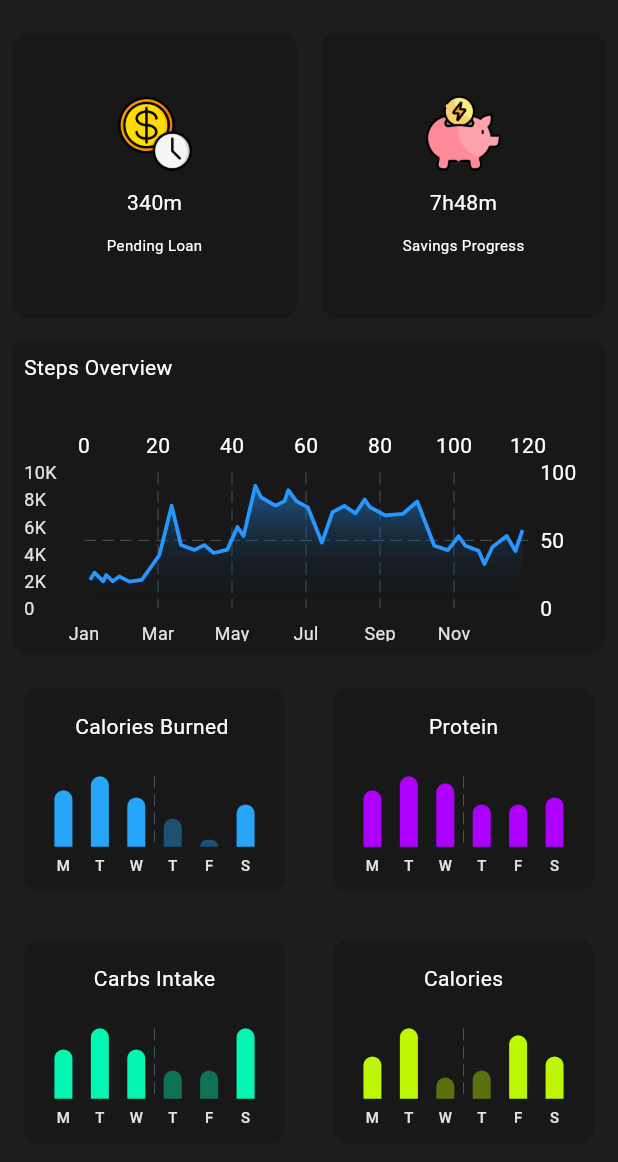
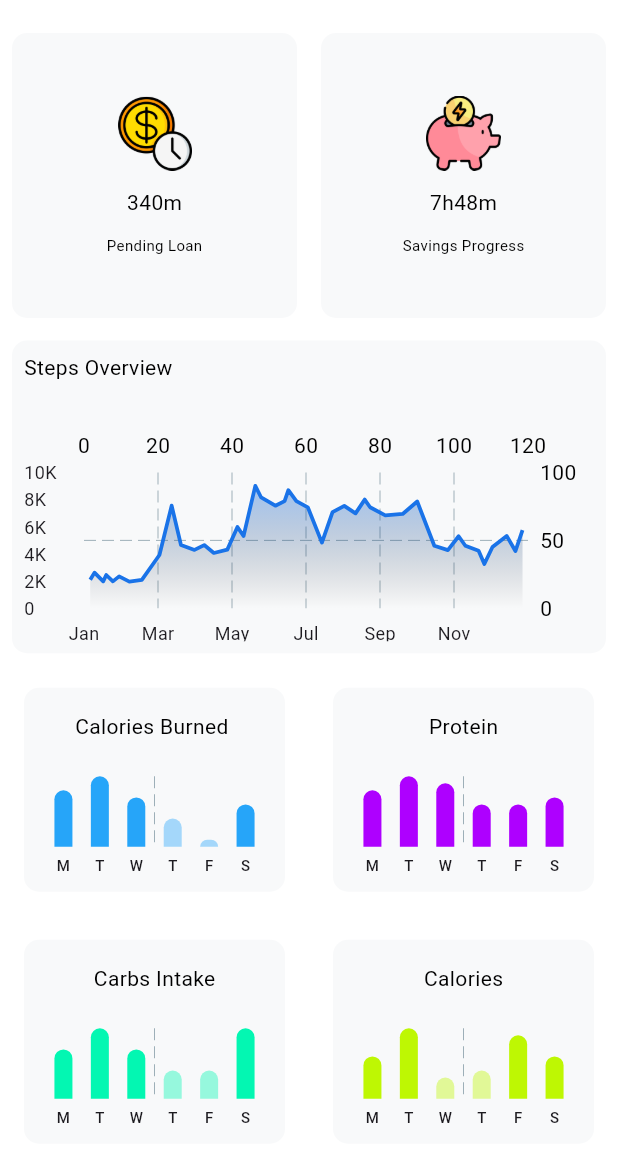
Before and after one commit to Nadun-Charuka/MyFinovate, a Flutter app: the screen it shows after launch, scrolled down 294 dp, on a phone screen of 412 x 824 dp. Shown: the top 1162 px of the screen. Run offline on Flutter 3.47's test engine with Material 3 defaults, Android fonts, the phone set to English and light mode, and no system bars; drawn by our look-alikes of fl_chart; our stand-ins replace shared_preferences.

Commit message:
theme sharedpreferences

```diff
--- a/lib/data/bar_graph_data.dart
+++ b/lib/data/bar_graph_data.dart
@@ -3,10 +3,18 @@
 import 'package:flutter/material.dart';
 
 class BarGraphData {
-  final barGraphList = [
+  final List<BarGraphModel> barGraphList;
+  final List<String> label = ["M", "T", "W", "T", "F", "S"];
+
+  BarGraphData({
+    required Color color1,
+    required Color color2,
+    required Color color3,
+    required Color color4,
+  }) : barGraphList = [
           BarGraphModel(
             lable: "Calories Burned ",
-      color: const Color.fromARGB(255, 38, 165, 249),
+            color: color1,
             graph: [
               GraphModel(x: 0, y: 8),
               GraphModel(x: 1, y: 10),
@@ -18,7 +26,7 @@
           ),
           BarGraphModel(
             lable: "Protein",
-      color: const Color.fromARGB(255, 174, 0, 255),
+            color: color2,
             graph: [
               GraphModel(x: 0, y: 8),
               GraphModel(x: 1, y: 10),
@@ -30,7 +38,7 @@
           ),
           BarGraphModel(
             lable: "Carbs Intake",
-      color: const Color.fromARGB(255, 3, 247, 178),
+            color: color3,
             graph: [
               GraphModel(x: 0, y: 7),
               GraphModel(x: 1, y: 10),
@@ -42,7 +50,7 @@
           ),
           BarGraphModel(
             lable: "Calories",
-      color: const Color.fromARGB(255, 190, 247, 3),
+            color: color4,
             graph: [
               GraphModel(x: 0, y: 6),
               GraphModel(x: 1, y: 10),
@@ -53,5 +61,4 @@
             ],
           ),
         ];
-  final label = ["M", "T", "W", "T", "F", "S"];
 }
--- a/lib/main.dart
+++ b/lib/main.dart
@@ -1,7 +1,9 @@
 import 'package:fitness_tracker_v90/provider/theme_notifier.dart';
 import 'package:fitness_tracker_v90/screens/home_page.dart';
+import 'package:fitness_tracker_v90/widgets/theme.dart';
 import 'package:flutter/material.dart';
 import 'package:provider/provider.dart';
+// Replace with your home page
 
 void main() {
   runApp(
@@ -20,10 +22,12 @@
     final themeNotifier = Provider.of<ThemeNotifier>(context);
 
     return MaterialApp(
+      title: 'Themed App',
       debugShowCheckedModeBanner: false,
-      title: "MyFinovate",
-      theme: themeNotifier.currentTheme,
-      home: const HomePage(),
+      theme: lightTheme, // Light theme
+      darkTheme: darkTheme, // Dark theme
+      themeMode: themeNotifier.currentThemeMode, // Dynamically set theme
+      home: const HomePage(), // Replace with your home widget
     );
   }
 }
--- a/lib/provider/theme_notifier.dart
+++ b/lib/provider/theme_notifier.dart
@@ -1,15 +1,35 @@
-import 'package:fitness_tracker_v90/widgets/theme.dart';
 import 'package:flutter/material.dart';
+import 'package:shared_preferences/shared_preferences.dart';
 
 class ThemeNotifier extends ChangeNotifier {
-  bool _isDarkTheme = true; // Default theme is dark
+  bool _isDarkTheme = false; // Default to light theme
+
+  ThemeNotifier() {
+    _loadThemeFromPreferences(); // Load saved theme on initialization
+  }
 
   bool get isDarkTheme => _isDarkTheme;
 
-  ThemeData get currentTheme => _isDarkTheme ? darkTheme : lightTheme;
+  ThemeMode get currentThemeMode =>
+      _isDarkTheme ? ThemeMode.dark : ThemeMode.light;
 
+  // Toggle theme and save to SharedPreferences
   void toggleTheme() {
     _isDarkTheme = !_isDarkTheme;
-    notifyListeners(); // Notify listeners to rebuild widgets
+    _saveThemeToPreferences();
+    notifyListeners();
+  }
+
+  // Load theme preference from SharedPreferences
+  Future<void> _loadThemeFromPreferences() async {
+    final prefs = await SharedPreferences.getInstance();
+    _isDarkTheme = prefs.getBool('isDarkTheme') ?? false; // Default to false
+    notifyListeners();
+  }
+
+  // Save theme preference to SharedPreferences
+  Future<void> _saveThemeToPreferences() async {
+    final prefs = await SharedPreferences.getInstance();
+    await prefs.setBool('isDarkTheme', _isDarkTheme);
   }
 }
--- a/lib/widgets/bar_graph_card.dart
+++ b/lib/widgets/bar_graph_card.dart
@@ -3,6 +3,7 @@
 import 'package:fitness_tracker_v90/utils/responsive.dart';
 import 'package:fitness_tracker_v90/widgets/custom_card.dart';
 import 'package:fitness_tracker_v90/widgets/custom_sized_box.dart';
+import 'package:fitness_tracker_v90/widgets/custom_theme_extension.dart';
 import 'package:fl_chart/fl_chart.dart';
 import 'package:flutter/material.dart';
 
@@ -11,8 +12,15 @@
 
   @override
   Widget build(BuildContext context) {
+    final customColors = Theme.of(context).extension<CustomColors>();
     final isMobile = Responsive.isMobile(context);
-    final barGraphData = BarGraphData();
+    final barGraphData = BarGraphData(
+      color1:
+          customColors?.skyBlue ?? Colors.blue, // Dynamic color with fallback
+      color2: customColors?.brightPurple ?? Colors.purple,
+      color3: customColors?.aquaGreen ?? Colors.teal,
+      color4: customColors?.yellowGreen ?? Colors.yellow,
+    );
 
     return GridView.builder(
       shrinkWrap: true,
--- /dev/null
+++ b/lib/widgets/custom_theme_extension.dart
@@ -0,0 +1,87 @@
+import 'package:flutter/material.dart';
+
+class CustomColors extends ThemeExtension<CustomColors> {
+  final Color? cardBackground;
+  final Color? blue;
+  final Color? white;
+  final Color? darkBackground;
+  final Color? purpleAccent;
+  final Color? limeGreen;
+  final Color? neutralGrey;
+  final Color? lightBlue;
+  final Color? brightGreen;
+  final Color? skyBlue;
+  final Color? brightPurple;
+  final Color? aquaGreen;
+  final Color? yellowGreen;
+
+  const CustomColors({
+    this.cardBackground,
+    this.blue,
+    this.white,
+    this.darkBackground,
+    this.purpleAccent,
+    this.limeGreen,
+    this.neutralGrey,
+    this.lightBlue,
+    this.brightGreen,
+    this.skyBlue,
+    this.brightPurple,
+    this.aquaGreen,
+    this.yellowGreen,
+  });
+
+  @override
+  CustomColors copyWith({
+    Color? cardBackground,
+    Color? blue,
+    Color? white,
+    Color? darkBackground,
+    Color? purpleAccent,
+    Color? limeGreen,
+    Color? neutralGrey,
+    Color? lightBlue,
+    Color? brightGreen,
+    Color? skyBlue,
+    Color? brightPurple,
+    Color? aquaGreen,
+    Color? yellowGreen,
+  }) {
+    return CustomColors(
+      cardBackground: cardBackground ?? this.cardBackground,
+      blue: blue ?? this.blue,
+      white: white ?? this.white,
+      darkBackground: darkBackground ?? this.darkBackground,
+      purpleAccent: purpleAccent ?? this.purpleAccent,
+      limeGreen: limeGreen ?? this.limeGreen,
+      neutralGrey: neutralGrey ?? this.neutralGrey,
+      lightBlue: lightBlue ?? this.lightBlue,
+      brightGreen: brightGreen ?? this.brightGreen,
+      skyBlue: skyBlue ?? this.skyBlue,
+      brightPurple: brightPurple ?? this.brightPurple,
+      aquaGreen: aquaGreen ?? this.aquaGreen,
+      yellowGreen: yellowGreen ?? this.yellowGreen,
+    );
+  }
+
+  @override
+  CustomColors lerp(ThemeExtension<CustomColors>? other, double t) {
+    if (other is! CustomColors) return this;
+
+    return CustomColors(
+      cardBackground: Color.lerp(cardBackground, other.cardBackground, t),
+      blue: Color.lerp(blue, other.blue, t),
+      white: Color.lerp(white, other.white, t),
+      darkBackground: Color.lerp(darkBackground, other.darkBackground, t),
+      purpleAccent: Color.lerp(purpleAccent, other.purpleAccent, t),
+      limeGreen: Color.lerp(limeGreen, other.limeGreen, t),
+      neutralGrey: Color.lerp(neutralGrey, other.neutralGrey, t),
+      lightBlue: Color.lerp(lightBlue, other.lightBlue, t),
+      brightGreen: Color.lerp(brightGreen, other.brightGreen, t),
+      skyBlue: Color.lerp(skyBlue, other.skyBlue, t),
+      brightPurple: Color.lerp(brightPurple, other.brightPurple, t),
+      aquaGreen: Color.lerp(aquaGreen, other.aquaGreen, t),
+      yellowGreen: Color.lerp(yellowGreen, other.yellowGreen, t),
+    );
+  }
+}
--- a/lib/widgets/line_chart_card.dart
+++ b/lib/widgets/line_chart_card.dart
@@ -89,7 +89,7 @@
                     belowBarData: BarAreaData(
                       gradient: LinearGradient(
                         colors: [
-                          Theme.of(context).primaryColor.withOpacity(.5),
+                          Theme.of(context).primaryColor.withOpacity(.4),
                           Colors.transparent
                         ],
                         begin: Alignment.topCenter,
--- a/lib/widgets/theme.dart
+++ b/lib/widgets/theme.dart
@@ -1,4 +1,5 @@
 import 'package:fitness_tracker_v90/constants/colors.dart';
+import 'package:fitness_tracker_v90/widgets/custom_theme_extension.dart';
 import 'package:flutter/material.dart';
 
 // Light Theme
@@ -28,6 +29,23 @@
       foregroundColor: lightSecondaryColor, // Replaces onPrimary
     ),
   ),
+  extensions: const [
+    CustomColors(
+      cardBackground: sharedCardBackground,
+      blue: sharedBlue,
+      white: sharedWhite,
+      darkBackground: sharedDarkBackground,
+      purpleAccent: sharedPurpleAccent,
+      limeGreen: sharedLimeGreen,
+      neutralGrey: sharedNeutralGrey,
+      lightBlue: sharedLightBlue,
+      brightGreen: sharedBrightGreen,
+      skyBlue: sharedSkyBlue,
+      brightPurple: sharedBrightPurple,
+      aquaGreen: sharedAquaGreen,
+      yellowGreen: sharedYellowGreen,
+    ),
+  ],
 );
 
 // Dark Theme
@@ -57,4 +75,21 @@
       foregroundColor: darkSecondaryColor, // Replaces onPrimary
     ),
   ),
+  extensions: const [
+    CustomColors(
+      cardBackground: sharedCardBackground,
+      blue: sharedBlue,
+      white: sharedWhite,
+      darkBackground: sharedDarkBackground,
+      purpleAccent: sharedPurpleAccent,
+      limeGreen: sharedLimeGreen,
+      neutralGrey: sharedNeutralGrey,
+      lightBlue: sharedLightBlue,
+      brightGreen: sharedBrightGreen,
+      skyBlue: sharedSkyBlue,
+      brightPurple: sharedBrightPurple,
+      aquaGreen: sharedAquaGreen,
+      yellowGreen: sharedYellowGreen,
+    ),
+  ],
 );
--- a/pubspec.yaml
+++ b/pubspec.yaml
@@ -33,6 +33,7 @@
   flutter:
     sdk: flutter
   provider: ^6.0.5
+  shared_preferences: ^2.0.15
 
 dev_dependencies:
 
```
Also changed, not shown: lib/constants/colors.dart (+21 -7 lines), lib/data/pie_chart_data.dart (+12 -5 lines), lib/widgets/pie_chart.dart (+14 -5 lines), pubspec.lock, 1 other file. Lines whose indentation alone changed are shown as unchanged.
